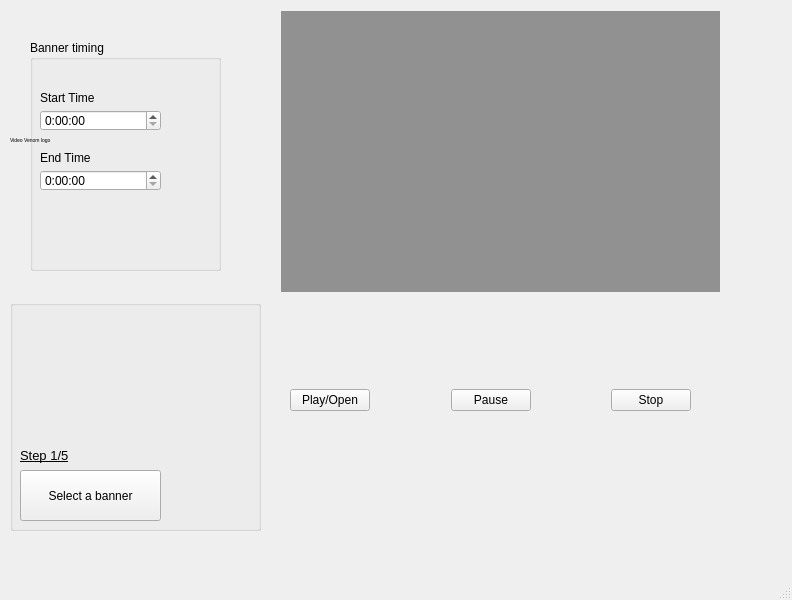
Qt form ui/basic.ui (pratikone/videoVenom) before a commit.
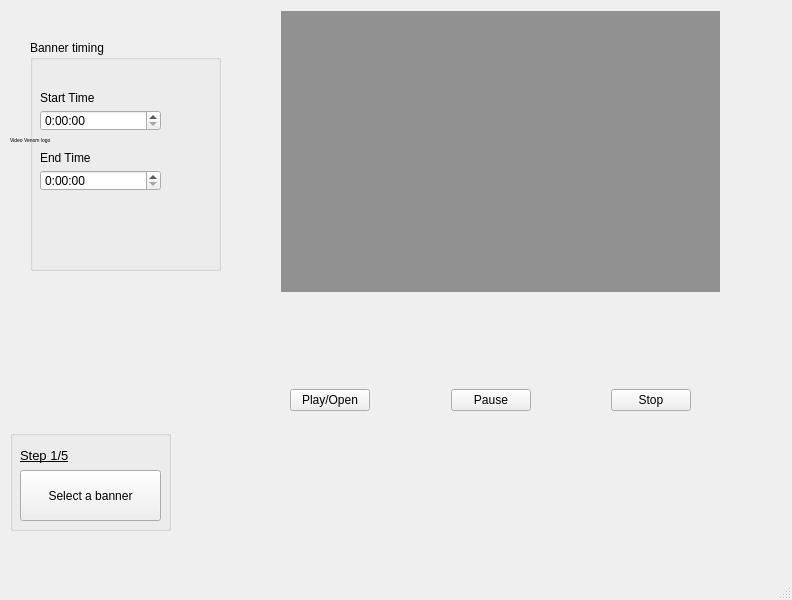
The same form after that commit. Custom widgets are drawn as their Qt base class.

Commit message: repositioned next button

What changed in the file:
```diff
--- a/ui/basic.ui
+++ b/ui/basic.ui
@@ -212,9 +212,9 @@
     <property name="geometry">
      <rect>
       <x>10</x>
-      <y>300</y>
-      <width>251</width>
-      <height>231</height>
+      <y>430</y>
+      <width>161</width>
+      <height>101</height>
      </rect>
     </property>
     <property name="title">
@@ -224,7 +224,7 @@
      <property name="geometry">
       <rect>
        <x>10</x>
-       <y>140</y>
+       <y>10</y>
        <width>81</width>
        <height>31</height>
       </rect>
@@ -250,7 +250,7 @@
      <property name="geometry">
       <rect>
        <x>10</x>
-       <y>170</y>
+       <y>40</y>
        <width>141</width>
        <height>51</height>
       </rect>
```
The commit also changes 6 other files.
